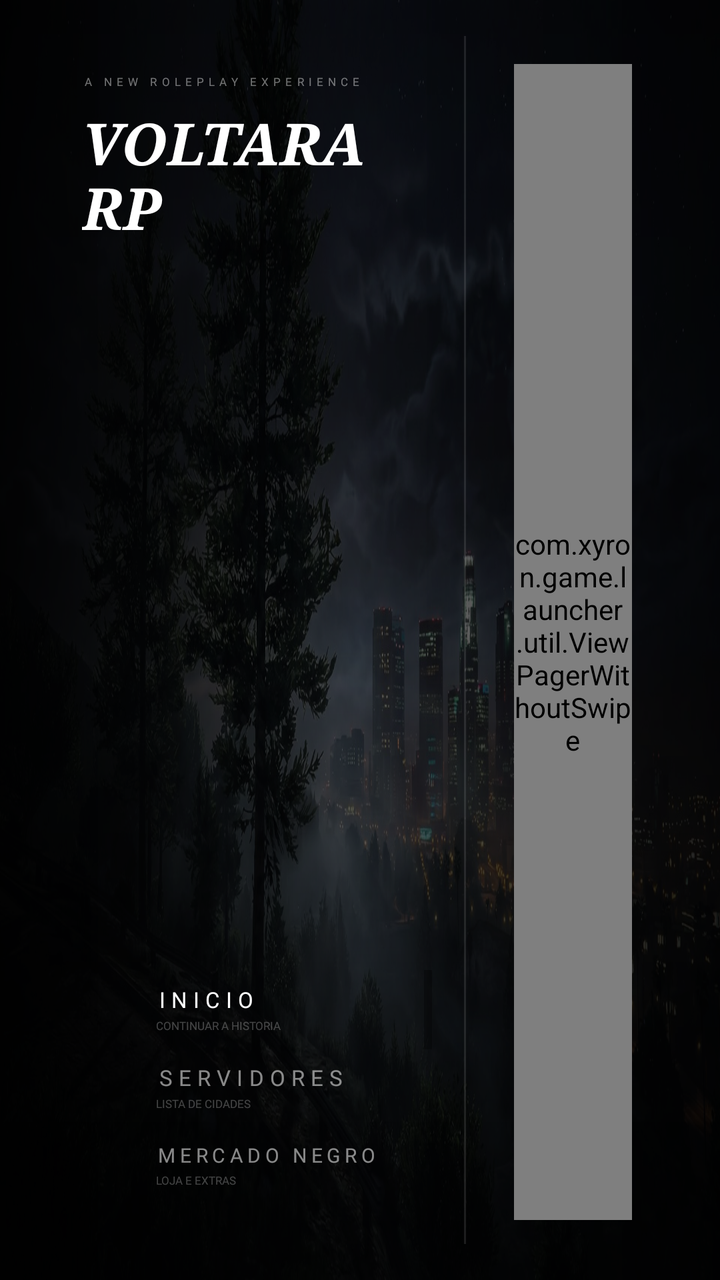
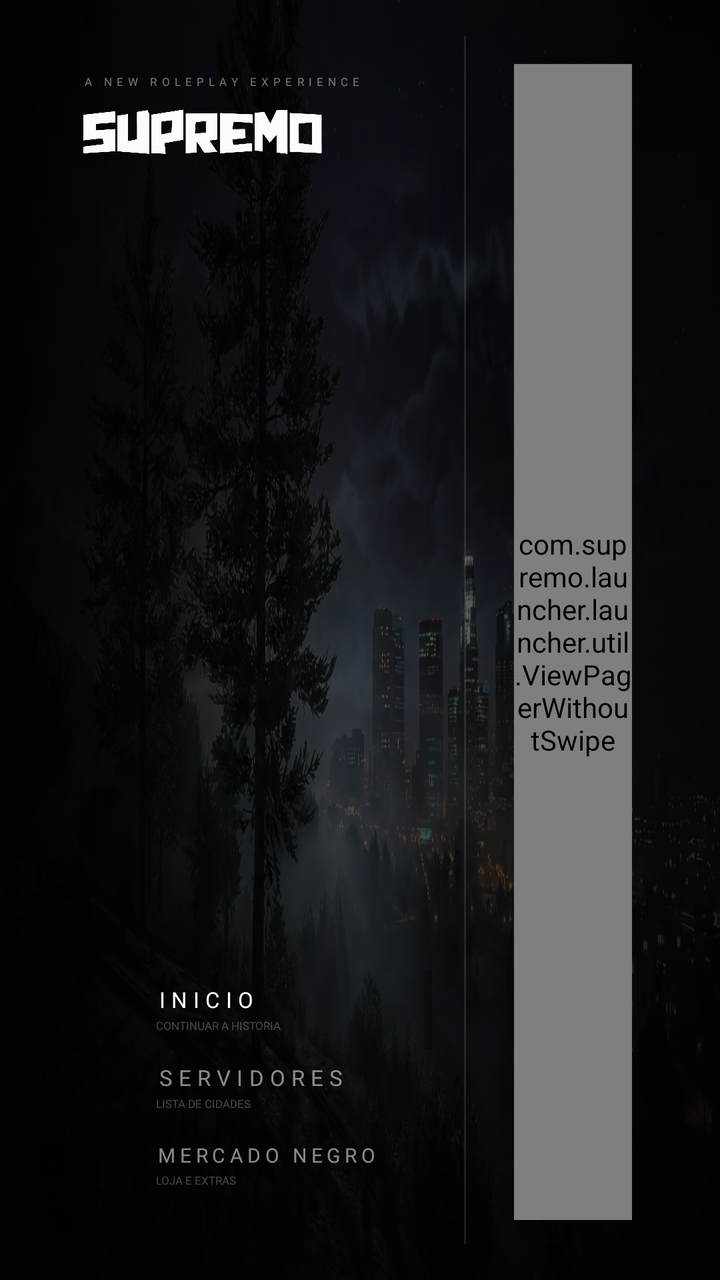

An Android layout rendered at two revisions. The XML below is the earlier revision; the diff shows what the commit changed to produce the second picture.
<!-- AndroidManifest.xml: activity theme Theme.AppCompat.Light.NoActionBar.FullScreen -->
<!-- res/layout/activity_main.xml -->
<?xml version="1.0" encoding="utf-8"?>
<FrameLayout xmlns:android="http://schemas.android.com/apk/res/android"
    xmlns:app="http://schemas.android.com/apk/res-auto"
    android:id="@+id/main_layout"
    android:layout_width="match_parent"
    android:layout_height="match_parent"
    android:background="@drawable/vice_launcher_background"
    android:keepScreenOn="true">

    <androidx.constraintlayout.widget.ConstraintLayout
        android:id="@+id/vice_phone_frame"
        android:layout_width="match_parent"
        android:layout_height="match_parent"
        android:background="@android:color/transparent"
        android:paddingStart="26dp"
        android:paddingTop="18dp"
        android:paddingEnd="26dp"
        android:paddingBottom="18dp">

        <LinearLayout
            android:id="@+id/vice_left_panel"
            android:layout_width="206dp"
            android:layout_height="0dp"
            android:orientation="vertical"
            android:paddingStart="15dp"
            android:paddingTop="19dp"
            android:paddingEnd="16dp"
            android:paddingBottom="19dp"
            app:layout_constraintBottom_toBottomOf="parent"
            app:layout_constraintStart_toStartOf="parent"
            app:layout_constraintTop_toTopOf="parent">

            <TextView
                android:layout_width="wrap_content"
                android:layout_height="wrap_content"
                android:fontFamily="@font/montserrat_bold"
                android:letterSpacing="0.42"
                android:text="A NEW ROLEPLAY EXPERIENCE"
                android:textAllCaps="true"
                android:textColor="#70FFFFFF"
                android:textSize="5.5sp" />

            <TextView
                android:layout_width="wrap_content"
                android:layout_height="wrap_content"
                android:layout_marginTop="11dp"
                android:fontFamily="serif"
                android:includeFontPadding="false"
                android:lineSpacingExtra="-2dp"
                android:text="VOLTARA&#10;RP"
                android:textColor="@android:color/white"
                android:textSize="29sp"
                android:textStyle="bold|italic" />

            <Space
                android:layout_width="match_parent"
                android:layout_height="0dp"
                android:layout_weight="1" />

            <ScrollView
                android:layout_width="match_parent"
                android:layout_height="118dp"
                android:fadeScrollbars="false">

                <LinearLayout
                    android:id="@+id/menu_buttons"
                    android:layout_width="match_parent"
                    android:layout_height="wrap_content"
                    android:orientation="vertical">

                    <LinearLayout
                        android:id="@+id/nav_item_home"
                        android:layout_width="match_parent"
                        android:layout_height="39dp"
                        android:gravity="center_vertical"
                        android:orientation="horizontal"
                        android:paddingStart="36dp">

                        <ImageButton
                            android:id="@+id/btn_home"
                            android:layout_width="1dp"
                            android:layout_height="1dp"
                            android:alpha="0"
                            android:background="@android:color/transparent"
                            android:contentDescription="Inicio"
                            android:src="@drawable/ic_home_off" />

                        <LinearLayout
                            android:layout_width="0dp"
                            android:layout_height="wrap_content"
                            android:layout_weight="1"
                            android:orientation="vertical">

                            <TextView
                                android:id="@+id/nav_label_home"
                                android:layout_width="wrap_content"
                                android:layout_height="wrap_content"
                                android:fontFamily="@font/montserrat_bold"
                                android:letterSpacing="0.28"
                                android:text="INICIO"
                                android:textAllCaps="true"
                                android:textColor="#FFFFFFFF"
                                android:textSize="11sp" />

                            <TextView
                                android:layout_width="wrap_content"
                                android:layout_height="wrap_content"
                                android:layout_marginTop="2dp"
                                android:fontFamily="@font/montserrat_bold"
                                android:text="CONTINUAR A HISTORIA"
                                android:textColor="#42FFFFFF"
                                android:textSize="5.5sp" />
                        </LinearLayout>
                    </LinearLayout>

                    <LinearLayout
                        android:id="@+id/nav_item_servers"
                        android:layout_width="match_parent"
                        android:layout_height="39dp"
                        android:gravity="center_vertical"
                        android:orientation="horizontal"
                        android:paddingStart="36dp">

                        <ImageButton
                            android:id="@+id/btn_servers"
                            android:layout_width="1dp"
                            android:layout_height="1dp"
                            android:alpha="0"
                            android:background="@android:color/transparent"
                            android:contentDescription="Servidores"
                            android:src="@drawable/ic_servers_off" />

                        <LinearLayout
                            android:layout_width="0dp"
                            android:layout_height="wrap_content"
                            android:layout_weight="1"
                            android:orientation="vertical">

                            <TextView
                                android:id="@+id/nav_label_servers"
                                android:layout_width="wrap_content"
                                android:layout_height="wrap_content"
                                android:fontFamily="@font/montserrat_bold"
                                android:letterSpacing="0.28"
                                android:text="SERVIDORES"
                                android:textAllCaps="true"
                                android:textColor="#88FFFFFF"
                                android:textSize="11sp" />

                            <TextView
                                android:layout_width="wrap_content"
                                android:layout_height="wrap_content"
                                android:layout_marginTop="2dp"
                                android:fontFamily="@font/montserrat_bold"
                                android:text="LISTA DE CIDADES"
                                android:textColor="#42FFFFFF"
                                android:textSize="5.5sp" />
                        </LinearLayout>
                    </LinearLayout>

                    <LinearLayout
                        android:id="@+id/nav_item_donate"
                        android:layout_width="match_parent"
                        android:layout_height="39dp"
                        android:gravity="center_vertical"
                        android:orientation="horizontal"
                        android:paddingStart="36dp">

                        <ImageButton
                            android:id="@+id/btn_donate"
                            android:layout_width="1dp"
                            android:layout_height="1dp"
                            android:alpha="0"
                            android:background="@android:color/transparent"
                            android:contentDescription="Loja"
                            android:src="@drawable/ic_shop_off" />

                        <LinearLayout
                            android:layout_width="0dp"
                            android:layout_height="wrap_content"
                            android:layout_weight="1"
                            android:orientation="vertical">

                            <TextView
                                android:id="@+id/nav_label_donate"
                                android:layout_width="wrap_content"
                                android:layout_height="wrap_content"
                                android:fontFamily="@font/montserrat_bold"
                                android:letterSpacing="0.22"
                                android:text="MERCADO NEGRO"
                                android:textAllCaps="true"
                                android:textColor="#88FFFFFF"
                                android:textSize="10sp" />

                            <TextView
                                android:layout_width="wrap_content"
                                android:layout_height="wrap_content"
                                android:layout_marginTop="2dp"
                                android:fontFamily="@font/montserrat_bold"
                                android:text="LOJA E EXTRAS"
                                android:textColor="#42FFFFFF"
                                android:textSize="5.5sp" />
                        </LinearLayout>
                    </LinearLayout>

                    <LinearLayout
                        android:id="@+id/nav_item_settings"
                        android:layout_width="match_parent"
                        android:layout_height="39dp"
                        android:gravity="center_vertical"
                        android:orientation="horizontal"
                        android:paddingStart="36dp">

                        <ImageButton
                            android:id="@+id/btn_settings"
                            android:layout_width="1dp"
                            android:layout_height="1dp"
                            android:alpha="0"
                            android:background="@android:color/transparent"
                            android:contentDescription="Config"
                            android:src="@drawable/ic_settings_off" />

                        <LinearLayout
                            android:layout_width="0dp"
                            android:layout_height="wrap_content"
                            android:layout_weight="1"
                            android:orientation="vertical">

                            <TextView
                                android:id="@+id/nav_label_settings"
                                android:layout_width="wrap_content"
                                android:layout_height="wrap_content"
                                android:fontFamily="@font/montserrat_bold"
                                android:letterSpacing="0.28"
                                android:text="AJUSTES"
                                android:textAllCaps="true"
                                android:textColor="#88FFFFFF"
                                android:textSize="11sp" />

                            <TextView
                                android:layout_width="wrap_content"
                                android:layout_height="wrap_content"
                                android:layout_marginTop="2dp"
                                android:fontFamily="@font/montserrat_bold"
                                android:text="IDENTIDADE E GRAFICOS"
                                android:textColor="#42FFFFFF"
                                android:textSize="5.5sp" />
                        </LinearLayout>
                    </LinearLayout>

                    <LinearLayout
                        android:id="@+id/nav_item_host"
                        android:layout_width="match_parent"
                        android:layout_height="39dp"
                        android:gravity="center_vertical"
                        android:orientation="horizontal"
                        android:paddingStart="36dp">

                        <ImageButton
                            android:id="@+id/btn_host"
                            android:layout_width="1dp"
                            android:layout_height="1dp"
                            android:alpha="0"
                            android:background="@android:color/transparent"
                            android:contentDescription="Host"
                            android:src="@drawable/ic_host_off" />

                        <TextView
                            android:id="@+id/nav_label_host"
                            android:layout_width="wrap_content"
                            android:layout_height="wrap_content"
                            android:fontFamily="@font/montserrat_bold"
                            android:letterSpacing="0.28"
                            android:text="HOST"
                            android:textAllCaps="true"
                            android:textColor="#88FFFFFF"
                            android:textSize="11sp" />
                    </LinearLayout>

                    <LinearLayout
                        android:id="@+id/nav_item_files"
                        android:layout_width="match_parent"
                        android:layout_height="39dp"
                        android:gravity="center_vertical"
                        android:orientation="horizontal"
                        android:paddingStart="36dp">

                        <ImageButton
                            android:id="@+id/btn_files"
                            android:layout_width="1dp"
                            android:layout_height="1dp"
                            android:alpha="0"
                            android:background="@android:color/transparent"
                            android:contentDescription="Arquivos"
                            android:src="@drawable/ic_files_off" />

                        <TextView
                            android:id="@+id/nav_label_files"
                            android:layout_width="wrap_content"
                            android:layout_height="wrap_content"
                            android:fontFamily="@font/montserrat_bold"
                            android:letterSpacing="0.28"
                            android:text="ARQUIVOS"
                            android:textAllCaps="true"
                            android:textColor="#88FFFFFF"
                            android:textSize="11sp" />
                    </LinearLayout>

                    <LinearLayout
                        android:id="@+id/nav_item_editor"
                        android:layout_width="match_parent"
                        android:layout_height="39dp"
                        android:gravity="center_vertical"
                        android:orientation="horizontal"
                        android:paddingStart="36dp">

                        <ImageButton
                            android:id="@+id/btn_editor"
                            android:layout_width="1dp"
                            android:layout_height="1dp"
                            android:alpha="0"
                            android:background="@android:color/transparent"
                            android:contentDescription="Editor"
                            android:src="@drawable/ic_editor_off" />

                        <TextView
                            android:id="@+id/nav_label_editor"
                            android:layout_width="wrap_content"
                            android:layout_height="wrap_content"
                            android:fontFamily="@font/montserrat_bold"
                            android:letterSpacing="0.28"
                            android:text="EDITOR"
                            android:textAllCaps="true"
                            android:textColor="#88FFFFFF"
                            android:textSize="11sp" />
                    </LinearLayout>

                    <LinearLayout
                        android:id="@+id/nav_item_workbench"
                        android:layout_width="match_parent"
                        android:layout_height="39dp"
                        android:gravity="center_vertical"
                        android:orientation="horizontal"
                        android:paddingStart="36dp">

                        <ImageButton
                            android:id="@+id/btn_workbench"
                            android:layout_width="1dp"
                            android:layout_height="1dp"
                            android:alpha="0"
                            android:background="@android:color/transparent"
                            android:contentDescription="Ferramentas"
                            android:src="@drawable/ic_tools_off" />

                        <TextView
                            android:id="@+id/nav_label_workbench"
                            android:layout_width="wrap_content"
                            android:layout_height="wrap_content"
                            android:fontFamily="@font/montserrat_bold"
                            android:letterSpacing="0.28"
                            android:text="TOOLS"
                            android:textAllCaps="true"
                            android:textColor="#88FFFFFF"
                            android:textSize="11sp" />
                    </LinearLayout>

                    <LinearLayout
                        android:id="@+id/nav_item_credits"
                        android:layout_width="match_parent"
                        android:layout_height="39dp"
                        android:gravity="center_vertical"
                        android:orientation="horizontal"
                        android:paddingStart="36dp">

                        <ImageButton
                            android:id="@+id/btn_credits"
                            android:layout_width="1dp"
                            android:layout_height="1dp"
                            android:alpha="0"
                            android:background="@android:color/transparent"
                            android:contentDescription="Creditos"
                            android:src="@drawable/ic_credits_off" />

                        <TextView
                            android:id="@+id/nav_label_credits"
                            android:layout_width="wrap_content"
                            android:layout_height="wrap_content"
                            android:fontFamily="@font/montserrat_bold"
                            android:letterSpacing="0.28"
                            android:text="CREDITOS"
                            android:textAllCaps="true"
                            android:textColor="#88FFFFFF"
                            android:textSize="11sp" />
                    </LinearLayout>
                </LinearLayout>
            </ScrollView>
        </LinearLayout>

        <View
            android:id="@+id/vice_panel_divider"
            android:layout_width="1dp"
            android:layout_height="0dp"
            android:background="#1BFFFFFF"
            app:layout_constraintBottom_toBottomOf="parent"
            app:layout_constraintStart_toEndOf="@id/vice_left_panel"
            app:layout_constraintTop_toTopOf="parent" />

        <com.xyron.game.launcher.util.ViewPagerWithoutSwipe
            android:id="@+id/fragment_place"
            android:layout_width="0dp"
            android:layout_height="0dp"
            android:layout_marginStart="24dp"
            android:layout_marginTop="14dp"
            android:layout_marginEnd="18dp"
            android:layout_marginBottom="12dp"
            app:layout_constraintBottom_toBottomOf="parent"
            app:layout_constraintEnd_toEndOf="parent"
            app:layout_constraintStart_toEndOf="@id/vice_panel_divider"
            app:layout_constraintTop_toTopOf="parent" />
    </androidx.constraintlayout.widget.ConstraintLayout>

    <FrameLayout
        android:id="@+id/launch_connect_overlay"
        android:layout_width="match_parent"
        android:layout_height="match_parent"
        android:background="@drawable/vice_launcher_background"
        android:clickable="true"
        android:focusable="true"
        android:visibility="gone">

        <View
            android:id="@+id/launch_connect_left_scrim"
            android:layout_width="210dp"
            android:layout_height="match_parent"
            android:background="#A9000000" />

        <androidx.constraintlayout.widget.ConstraintLayout
            android:layout_width="match_parent"
            android:layout_height="match_parent">

            <View
                android:id="@+id/launch_connect_divider"
                android:layout_width="1dp"
                android:layout_height="match_parent"
                android:layout_marginStart="210dp"
                android:background="#24FFFFFF"
                app:layout_constraintBottom_toBottomOf="parent"
                app:layout_constraintStart_toStartOf="parent"
                app:layout_constraintTop_toTopOf="parent" />

            <LinearLayout
                android:id="@+id/launch_connect_brand"
                android:layout_width="176dp"
                android:layout_height="wrap_content"
                android:layout_marginStart="38dp"
                android:gravity="center_vertical"
                android:orientation="vertical"
                app:layout_constraintBottom_toBottomOf="parent"
                app:layout_constraintStart_toStartOf="parent"
                app:layout_constraintTop_toTopOf="parent">

                <TextView
                    android:layout_width="wrap_content"
                    android:layout_height="wrap_content"
                    android:fontFamily="@font/montserrat_medium"
                    android:letterSpacing="0.36"
                    android:text="A NEW ROLEPLAY EXPERIENCE"
                    android:textAllCaps="true"
                    android:textColor="#55FFFFFF"
                    android:textSize="5.8sp" />

                <TextView
                    android:id="@+id/launch_connect_logo"
                    android:layout_width="wrap_content"
                    android:layout_height="wrap_content"
                    android:layout_marginTop="12dp"
                    android:fontFamily="@font/montserrat_black"
                    android:includeFontPadding="false"
                    android:letterSpacing="0.04"
                    android:lineSpacingExtra="-6dp"
                    android:text="VOLTARA&#10;RP"
                    android:textColor="#F4FFFFFF"
                    android:textSize="34sp"
                    android:textStyle="italic" />

                <View
                    android:layout_width="48dp"
                    android:layout_height="1dp"
                    android:layout_marginTop="30dp"
                    android:background="#FFFFFFFF" />

                <TextView
                    android:layout_width="wrap_content"
                    android:layout_height="wrap_content"
                    android:layout_marginTop="12dp"
                    android:fontFamily="@font/montserrat_bold"
                    android:letterSpacing="0.22"
                    android:text="CONECTANDO"
                    android:textAllCaps="true"
                    android:textColor="#E8FFFFFF"
                    android:textSize="10sp" />

                <TextView
                    android:layout_width="wrap_content"
                    android:layout_height="wrap_content"
                    android:layout_marginTop="3dp"
                    android:fontFamily="@font/montserrat_medium"
                    android:letterSpacing="0.18"
                    android:text="SINCRONIA DO SERVIDOR"
                    android:textAllCaps="true"
                    android:textColor="#55FFFFFF"
                    android:textSize="5.5sp" />
            </LinearLayout>

            <LinearLayout
                android:id="@+id/launch_connect_content"
                android:layout_width="0dp"
                android:layout_height="wrap_content"
                android:layout_marginStart="34dp"
                android:layout_marginEnd="42dp"
                android:gravity="center_vertical"
                android:orientation="vertical"
                app:layout_constraintBottom_toBottomOf="parent"
                app:layout_constraintEnd_toEndOf="parent"
                app:layout_constraintStart_toEndOf="@id/launch_connect_divider"
                app:layout_constraintTop_toTopOf="parent">

                <TextView
                    android:layout_width="wrap_content"
                    android:layout_height="wrap_content"
                    android:fontFamily="@font/montserrat_medium"
                    android:letterSpacing="0.34"
                    android:text="ENTRANDO NO MUNDO"
                    android:textAllCaps="true"
                    android:textColor="#F5FFFFFF"
                    android:textSize="14sp" />

                <TextView
                    android:id="@+id/launch_connect_status"
                    android:layout_width="wrap_content"
                    android:layout_height="wrap_content"
                    android:layout_marginTop="18dp"
                    android:fontFamily="@font/montserrat_bold"
                    android:letterSpacing="0.16"
                    android:text="Sincronizando"
                    android:textAllCaps="true"
                    android:textColor="#FFFFFFFF"
                    android:textSize="9sp" />

                <ProgressBar
                    android:id="@+id/launch_connect_spinner"
                    style="?android:attr/progressBarStyleHorizontal"
                    android:layout_width="match_parent"
                    android:layout_height="2dp"
                    android:layout_marginTop="14dp"
                    android:indeterminate="true"
                    android:indeterminateTint="#FFFFFFFF"
                    android:progressBackgroundTint="#24FFFFFF" />

                <LinearLayout
                    android:layout_width="match_parent"
                    android:layout_height="42dp"
                    android:layout_marginTop="24dp"
                    android:background="@drawable/vice_content_row"
                    android:gravity="center_vertical"
                    android:orientation="horizontal"
                    android:paddingStart="14dp"
                    android:paddingEnd="14dp">

                    <TextView
                        android:id="@+id/launch_connect_detail"
                        android:layout_width="0dp"
                        android:layout_height="wrap_content"
                        android:layout_weight="1"
                        android:fontFamily="@font/montserrat_bold"
                        android:text="Clima, horario e dados RP"
                        android:textColor="#E8FFFFFF"
                        android:textSize="8.2sp" />

                    <TextView
                        android:layout_width="wrap_content"
                        android:layout_height="wrap_content"
                        android:fontFamily="@font/montserrat_medium"
                        android:text="SERVIDOR"
                        android:textAllCaps="true"
                        android:textColor="#76FFFFFF"
                        android:textSize="6.2sp" />
                </LinearLayout>
            </LinearLayout>

            <TextView
                android:layout_width="wrap_content"
                android:layout_height="wrap_content"
                android:layout_marginEnd="36dp"
                android:layout_marginBottom="28dp"
                android:fontFamily="@font/montserrat_bold"
                android:letterSpacing="0.32"
                android:text="BUILD 8.4.12 // WORLD SYNC"
                android:textAllCaps="true"
                android:textColor="#38FFFFFF"
                android:textSize="5.5sp"
                app:layout_constraintBottom_toBottomOf="parent"
                app:layout_constraintEnd_toEndOf="parent" />
        </androidx.constraintlayout.widget.ConstraintLayout>
    </FrameLayout>
</FrameLayout>
<!-- resources referenced by this layout -->
<resources>
  <!-- drawable ic_credits_off (drawable) -->
  <vector xmlns:android="http://schemas.android.com/apk/res/android"
      android:width="30dp"
      android:height="30dp"
      android:viewportWidth="24"
      android:viewportHeight="24">
      <path
          android:fillColor="#ffffff"
          android:fillAlpha="0.35"
          android:pathData="M12,3l2.1,4.2 4.6,0.7 -3.3,3.2 0.8,4.6L12,13.7 7.8,15.7l0.8,-4.6 -3.3,-3.2 4.6,-0.7z" />
      <path
          android:fillColor="#ffffff"
          android:fillAlpha="0.35"
          android:pathData="M8,18h8v2H8z" />
  </vector>
  <!-- drawable ic_editor_off (drawable) -->
  <vector xmlns:android="http://schemas.android.com/apk/res/android"
      android:width="30dp"
      android:height="30dp"
      android:viewportWidth="24"
      android:viewportHeight="24">
      <path
          android:fillColor="#ffffff"
          android:fillAlpha="0.35"
          android:pathData="M5,3h10l4,4v12c0,1.1 -0.9,2 -2,2H5c-1.1,0 -2,-0.9 -2,-2V5c0,-1.1 0.9,-2 2,-2z" />
      <path
          android:fillColor="#ffffff"
          android:fillAlpha="0.35"
          android:pathData="M15,3v4h4" />
      <path
          android:fillColor="#ffffff"
          android:fillAlpha="0.35"
          android:pathData="M8.2,16.8l1.2,-3.6 5.4,-5.4 2.4,2.4 -5.4,5.4z" />
  </vector>
  <!-- drawable ic_files_off (drawable) -->
  <vector xmlns:android="http://schemas.android.com/apk/res/android"
      android:width="30dp"
      android:height="30dp"
      android:viewportWidth="24"
      android:viewportHeight="24">
      <path
          android:fillColor="#ffffff"
          android:fillAlpha="0.35"
          android:pathData="M10,4l2,2h8c1.1,0 2,0.9 2,2v8c0,1.1 -0.9,2 -2,2H4c-1.1,0 -2,-0.9 -2,-2V6c0,-1.1 0.9,-2 2,-2h6z" />
      <path
          android:fillColor="#ffffff"
          android:fillAlpha="0.35"
          android:pathData="M4,8h16v2H4z" />
  </vector>
  <!-- drawable ic_tools_off (drawable) -->
  <?xml version="1.0" encoding="utf-8"?>
  <vector xmlns:android="http://schemas.android.com/apk/res/android"
      android:width="24dp"
      android:height="24dp"
      android:viewportWidth="24"
      android:viewportHeight="24">
      <path
          android:fillColor="#AAB4BE"
          android:pathData="M9,7c0,-1.1 0.9,-2 2,-2h2c1.1,0 2,0.9 2,2v1h3c1.1,0 2,0.9 2,2v6c0,1.1 -0.9,2 -2,2H6c-1.1,0 -2,-0.9 -2,-2v-6c0,-1.1 0.9,-2 2,-2h3V7zM11,7v1h2V7h-2zM6,10v2h12v-2H6zM6,14v2h12v-2H6z" />
  </vector>
  <!-- drawable vice_content_row (drawable) -->
  <?xml version="1.0" encoding="utf-8"?>
  <shape xmlns:android="http://schemas.android.com/apk/res/android"
      android:shape="rectangle">
      <solid android:color="#34FFFFFF" />
      <stroke
          android:width="1dp"
          android:color="#35FFFFFF" />
  </shape>
  <style name="Theme.AppCompat.Light.NoActionBar.FullScreen" parent="@style/Theme.AppCompat.Light.NoActionBar">
          <item name="android:windowNoTitle">true</item>
          <item name="android:windowActionBar">false</item>
          <item name="android:windowFullscreen">true</item>
          <item name="android:windowContentOverlay">@null</item>
          <item name="android:windowLayoutInDisplayCutoutMode">shortEdges</item>
      </style>
  <!-- unchanged entries left out for length: 7 -->
</resources>

<!-- the commit's change to res/layout/activity_main.xml (unified diff, before → after) -->
@@ -40,17 +40,13 @@
                 android:textColor="#70FFFFFF"
                 android:textSize="5.5sp" />
 
-            <TextView
-                android:layout_width="wrap_content"
-                android:layout_height="wrap_content"
-                android:layout_marginTop="11dp"
-                android:fontFamily="serif"
-                android:includeFontPadding="false"
-                android:lineSpacingExtra="-2dp"
-                android:text="VOLTARA&#10;RP"
-                android:textColor="@android:color/white"
-                android:textSize="29sp"
-                android:textStyle="bold|italic" />
+            <ImageView
+                android:layout_width="120dp"
+                android:layout_height="30dp"
+                android:layout_marginTop="6dp"
+                android:src="@drawable/logo_supremo"
+                android:scaleType="fitCenter"
+                android:adjustViewBounds="true" />
 
             <Space
                 android:layout_width="match_parent"
@@ -405,7 +401,7 @@
             app:layout_constraintStart_toEndOf="@id/vice_left_panel"
             app:layout_constraintTop_toTopOf="parent" />
 
-        <com.xyron.game.launcher.util.ViewPagerWithoutSwipe
+        <com.supremo.launcher.launcher.util.ViewPagerWithoutSwipe
             android:id="@+id/fragment_place"
             android:layout_width="0dp"
             android:layout_height="0dp"
<!-- resource entries referenced after the edit -->
@@ -60,6 +60,7 @@
           android:fillColor="#AAB4BE"
           android:pathData="M9,7c0,-1.1 0.9,-2 2,-2h2c1.1,0 2,0.9 2,2v1h3c1.1,0 2,0.9 2,2v6c0,1.1 -0.9,2 -2,2H6c-1.1,0 -2,-0.9 -2,-2v-6c0,-1.1 0.9,-2 2,-2h3V7zM11,7v1h2V7h-2zM6,10v2h12v-2H6zM6,14v2h12v-2H6z" />
   </vector>
+  <!-- drawable logo_supremo: png bitmap (drawable, 472081 bytes) -->
   <!-- drawable vice_content_row (drawable) -->
   <?xml version="1.0" encoding="utf-8"?>
   <shape xmlns:android="http://schemas.android.com/apk/res/android"
@@ -70,11 +71,14 @@
           android:color="#35FFFFFF" />
   </shape>
   <style name="Theme.AppCompat.Light.NoActionBar.FullScreen" parent="@style/Theme.AppCompat.Light.NoActionBar">
-          <item name="android:windowNoTitle">true</item>
-          <item name="android:windowActionBar">false</item>
           <item name="android:windowFullscreen">true</item>
-          <item name="android:windowContentOverlay">@null</item>
-          <item name="android:windowLayoutInDisplayCutoutMode">shortEdges</item>
+          <item name="android:windowActionModeOverlay">true</item>
+  
+          <item name="android:windowBackground">#000000</item>
+          <item name="android:windowDisablePreview">false</item>
+  
+          <item name="android:statusBarColor">#000000</item>
+          <item name="android:navigationBarColor">#000000</item>
       </style>
   <!-- unchanged entries left out for length: 7 -->
 </resources>
